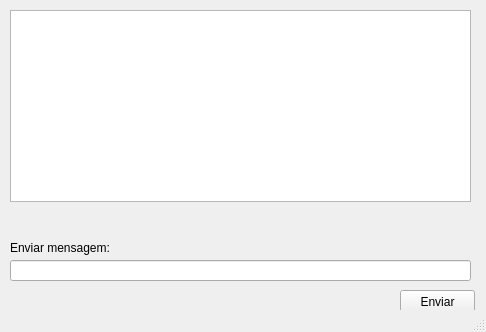
Old version of the form aula_2303/ui/tela.ui in the repository carloshmenon/uc-programcao-desktop-2026.
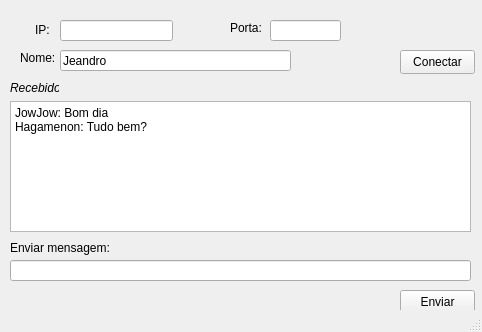
New version of the form.

The edit to the form file:
```diff
--- a/aula_2303/ui/tela.ui
+++ b/aula_2303/ui/tela.ui
@@ -6,7 +6,7 @@
    <rect>
     <x>0</x>
     <y>0</y>
-    <width>486</width>
+    <width>482</width>
     <height>332</height>
    </rect>
   </property>
@@ -18,11 +18,21 @@
     <property name="geometry">
      <rect>
       <x>10</x>
-      <y>10</y>
+      <y>101</y>
       <width>461</width>
-      <height>192</height>
+      <height>131</height>
      </rect>
     </property>
+    <property name="html">
+     <string>&lt;!DOCTYPE HTML PUBLIC &quot;-//W3C//DTD HTML 4.0//EN&quot; &quot;http://www.w3.org/TR/REC-html40/strict.dtd&quot;&gt;
+&lt;html&gt;&lt;head&gt;&lt;meta name=&quot;qrichtext&quot; content=&quot;1&quot; /&gt;&lt;meta charset=&quot;utf-8&quot; /&gt;&lt;style type=&quot;text/css&quot;&gt;
+p, li { white-space: pre-wrap; }
+hr { height: 1px; border-width: 0; }
+li.unchecked::marker { content: &quot;\2610&quot;; }
+li.checked::marker { content: &quot;\2612&quot;; }
+&lt;/style&gt;&lt;/head&gt;&lt;body style=&quot; font-family:'Segoe UI'; font-size:9pt; font-weight:400; font-style:normal;&quot;&gt;
+&lt;p style=&quot; margin-top:0px; margin-bottom:0px; margin-left:0px; margin-right:0px; -qt-block-indent:0; text-indent:0px;&quot;&gt;JowJow: Bom dia&lt;br /&gt;Hagamenon: Tudo bem?&lt;/p&gt;&lt;/body&gt;&lt;/html&gt;</string>
+    </property>
    </widget>
    <widget class="QLineEdit" name="lineMensagem">
     <property name="geometry">
@@ -60,6 +70,110 @@
      <string>Enviar</string>
     </property>
    </widget>
+   <widget class="QLabel" name="label_2">
+    <property name="geometry">
+     <rect>
+      <x>35</x>
+      <y>20</y>
+      <width>21</width>
+      <height>20</height>
+     </rect>
+    </property>
+    <property name="text">
+     <string>IP:</string>
+    </property>
+   </widget>
+   <widget class="QLineEdit" name="textIP">
+    <property name="geometry">
+     <rect>
+      <x>60</x>
+      <y>20</y>
+      <width>113</width>
+      <height>21</height>
+     </rect>
+    </property>
+   </widget>
+   <widget class="QLineEdit" name="textPorta">
+    <property name="geometry">
+     <rect>
+      <x>270</x>
+      <y>20</y>
+      <width>71</width>
+      <height>21</height>
+     </rect>
+    </property>
+   </widget>
+   <widget class="QLabel" name="label_3">
+    <property name="geometry">
+     <rect>
+      <x>230</x>
+      <y>20</y>
+      <width>41</width>
+      <height>16</height>
+     </rect>
+    </property>
+    <property name="text">
+     <string>Porta: </string>
+    </property>
+   </widget>
+   <widget class="QLineEdit" name="textNome">
+    <property name="geometry">
+     <rect>
+      <x>60</x>
+      <y>50</y>
+      <width>231</width>
+      <height>21</height>
+     </rect>
+    </property>
+    <property name="text">
+     <string>Jeandro</string>
+    </property>
+   </widget>
+   <widget class="QLabel" name="label_4">
+    <property name="geometry">
+     <rect>
+      <x>20</x>
+      <y>50</y>
+      <width>49</width>
+      <height>16</height>
+     </rect>
+    </property>
+    <property name="text">
+     <string>Nome:</string>
+    </property>
+   </widget>
+   <widget class="QPushButton" name="btnConectar">
+    <property name="geometry">
+     <rect>
+      <x>400</x>
+      <y>50</y>
+      <width>75</width>
+      <height>24</height>
+     </rect>
+    </property>
+    <property name="text">
+     <string>Conectar</string>
+    </property>
+   </widget>
+   <widget class="QLabel" name="label_5">
+    <property name="geometry">
+     <rect>
+      <x>10</x>
+      <y>80</y>
+      <width>49</width>
+      <height>16</height>
+     </rect>
+    </property>
+    <property name="font">
+     <font>
+      <family>Segoe UI</family>
+      <italic>true</italic>
+     </font>
+    </property>
+    <property name="text">
+     <string>Recebido:</string>
+    </property>
+   </widget>
   </widget>
   <widget class="QStatusBar" name="statusbar"/>
  </widget>
```
